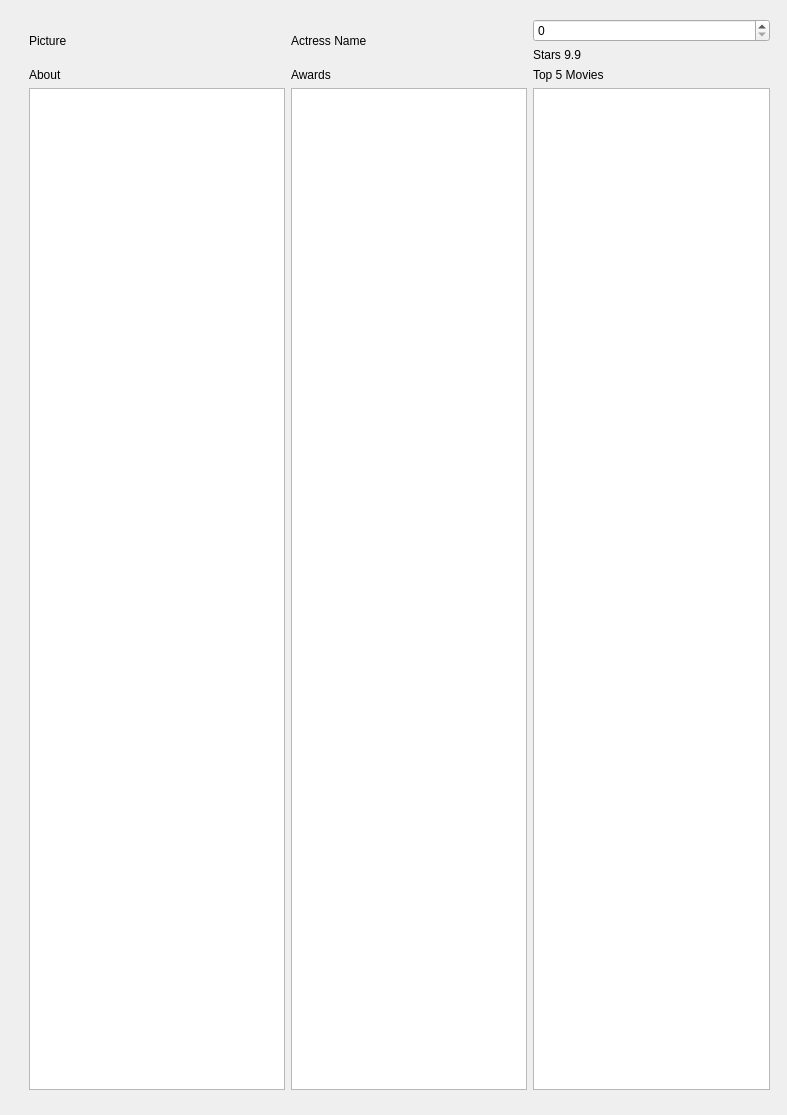
Above: Layouts/detail.ui from snakept/imdb_software_actors before the change. Below: the same form after it.
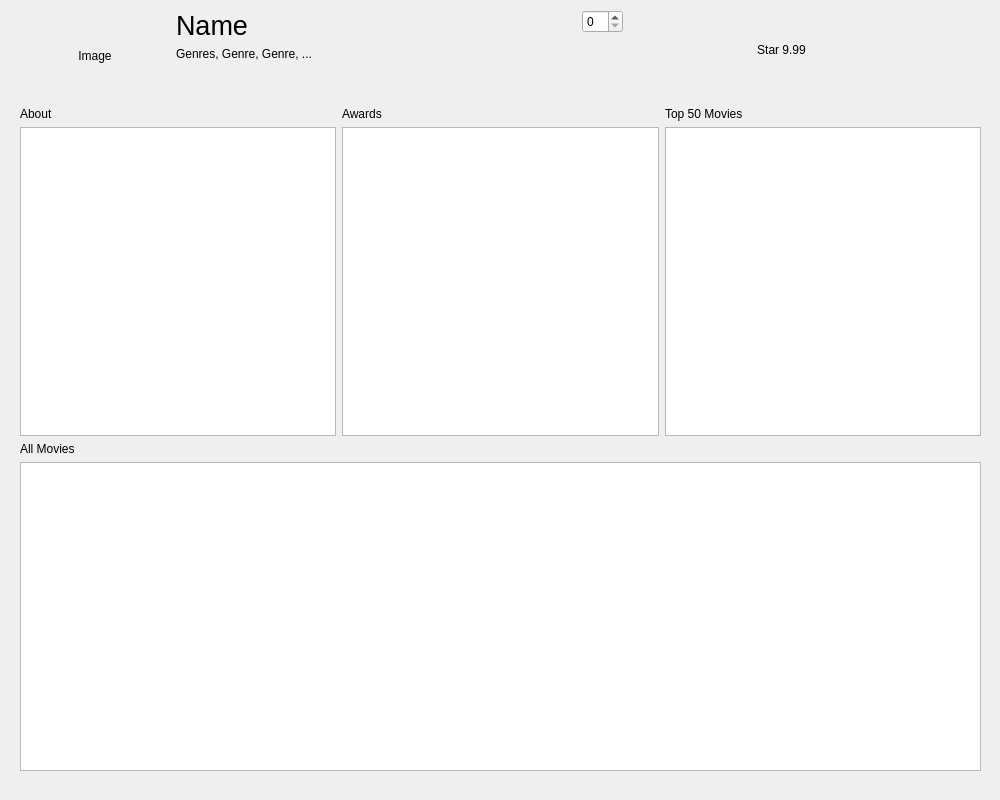
That is the form after the change.

Commit message:
created detail view
- refactored main to only start the programm
- created MainWindow for handling the displaying
- created detail view

Patch:
```diff
--- a/Layouts/detail.ui
+++ b/Layouts/detail.ui
@@ -6,118 +6,238 @@
    <rect>
     <x>0</x>
     <y>0</y>
-    <width>787</width>
-    <height>1115</height>
+    <width>1000</width>
+    <height>800</height>
    </rect>
   </property>
+  <property name="sizePolicy">
+   <sizepolicy hsizetype="Fixed" vsizetype="Fixed">
+    <horstretch>0</horstretch>
+    <verstretch>0</verstretch>
+   </sizepolicy>
+  </property>
   <property name="windowTitle">
    <string>Form</string>
   </property>
   <widget class="QWidget" name="verticalLayoutWidget">
    <property name="geometry">
     <rect>
-     <x>29</x>
-     <y>19</y>
-     <width>741</width>
-     <height>1071</height>
+     <x>20</x>
+     <y>10</y>
+     <width>961</width>
+     <height>761</height>
     </rect>
    </property>
    <layout class="QVBoxLayout" name="verticalLayout">
     <item>
-     <layout class="QGridLayout" name="gridLayout">
-      <item row="1" column="0">
+     <layout class="QHBoxLayout" name="horizontalLayout">
+      <item>
+       <widget class="QLabel" name="imageLabel">
+        <property name="sizePolicy">
+         <sizepolicy hsizetype="Fixed" vsizetype="Fixed">
+          <horstretch>0</horstretch>
+          <verstretch>0</verstretch>
+         </sizepolicy>
+        </property>
+        <property name="minimumSize">
+         <size>
+          <width>0</width>
+          <height>0</height>
+         </size>
+        </property>
+        <property name="maximumSize">
+         <size>
+          <width>150</width>
+          <height>150</height>
+         </size>
+        </property>
+        <property name="text">
+         <string>Image</string>
+        </property>
+        <property name="scaledContents">
+         <bool>false</bool>
+        </property>
+        <property name="alignment">
+         <set>Qt::AlignCenter</set>
+        </property>
+       </widget>
+      </item>
+      <item>
        <layout class="QVBoxLayout" name="verticalLayout_2">
         <item>
-         <widget class="QLabel" name="aboutLabel">
+         <widget class="QLabel" name="nameLabel">
+          <property name="font">
+           <font>
+            <pointsize>20</pointsize>
+           </font>
+          </property>
+          <property name="text">
+           <string>Name</string>
+          </property>
+         </widget>
+        </item>
+        <item>
+         <widget class="QLabel" name="genresLabel">
+          <property name="text">
+           <string>Genres, Genre, Genre, ...</string>
+          </property>
+         </widget>
+        </item>
+        <item>
+         <spacer name="verticalSpacer">
+          <property name="orientation">
+           <enum>Qt::Vertical</enum>
+          </property>
+          <property name="sizeType">
+           <enum>QSizePolicy::Minimum</enum>
+          </property>
+          <property name="sizeHint" stdset="0">
+           <size>
+            <width>20</width>
+            <height>40</height>
+           </size>
+          </property>
+         </spacer>
+        </item>
+       </layout>
+      </item>
+      <item>
+       <layout class="QVBoxLayout" name="verticalLayout_3">
+        <item>
+         <widget class="QSpinBox" name="spinBox">
           <property name="sizePolicy">
            <sizepolicy hsizetype="Fixed" vsizetype="Fixed">
             <horstretch>0</horstretch>
             <verstretch>0</verstretch>
            </sizepolicy>
           </property>
+          <property name="layoutDirection">
+           <enum>Qt::LeftToRight</enum>
+          </property>
+          <property name="alignment">
+           <set>Qt::AlignJustify|Qt::AlignVCenter</set>
+          </property>
+         </widget>
+        </item>
+        <item>
+         <widget class="QLabel" name="label_2">
+          <property name="layoutDirection">
+           <enum>Qt::LeftToRight</enum>
+          </property>
+          <property name="locale">
+           <locale language="English" country="Germany"/>
+          </property>
           <property name="text">
-           <string>About</string>
+           <string>Star 9.99</string>
           </property>
+          <property name="alignment">
+           <set>Qt::AlignCenter</set>
+          </property>
          </widget>
         </item>
         <item>
-         <widget class="QTextEdit" name="aboutTextEdit">
-          <property name="sizePolicy">
-           <sizepolicy hsizetype="Fixed" vsizetype="Expanding">
-            <horstretch>0</horstretch>
-            <verstretch>0</verstretch>
-           </sizepolicy>
+         <spacer name="verticalSpacer_3">
+          <property name="orientation">
+           <enum>Qt::Vertical</enum>
           </property>
-         </widget>
+          <property name="sizeType">
+           <enum>QSizePolicy::Minimum</enum>
+          </property>
+          <property name="sizeHint" stdset="0">
+           <size>
+            <width>20</width>
+            <height>40</height>
+           </size>
+          </property>
+         </spacer>
         </item>
        </layout>
       </item>
-      <item row="1" column="1">
-       <layout class="QHBoxLayout" name="horizontalLayout">
-        <item>
-         <layout class="QVBoxLayout" name="verticalLayout_3">
-          <item>
-           <layout class="QVBoxLayout" name="verticalLayout_5">
-            <item>
-             <widget class="QLabel" name="awardsLabel">
-              <property name="text">
-               <string>Awards</string>
-              </property>
-             </widget>
-            </item>
-            <item>
-             <widget class="QListView" name="awardsListView"/>
-            </item>
-           </layout>
-          </item>
-         </layout>
-        </item>
-       </layout>
-      </item>
-      <item row="0" column="0">
-       <widget class="QLabel" name="label_2">
-        <property name="text">
-         <string>Picture</string>
-        </property>
-       </widget>
-      </item>
-      <item row="0" column="1">
-       <widget class="QLabel" name="label">
-        <property name="text">
-         <string>Actress Name</string>
-        </property>
-       </widget>
-      </item>
-      <item row="0" column="2">
+     </layout>
+    </item>
+    <item>
+     <layout class="QHBoxLayout" name="horizontalLayout_2">
+      <item>
        <layout class="QVBoxLayout" name="verticalLayout_4">
         <item>
-         <widget class="QSpinBox" name="spinBox"/>
+         <widget class="QLabel" name="aboutLabel">
+          <property name="text">
+           <string>About</string>
+          </property>
+         </widget>
         </item>
         <item>
-         <widget class="QLabel" name="starLabel">
+         <widget class="QTextEdit" name="aboutText">
+          <property name="readOnly">
+           <bool>true</bool>
+          </property>
+         </widget>
+        </item>
+       </layout>
+      </item>
+      <item>
+       <layout class="QVBoxLayout" name="verticalLayout_5">
+        <item>
+         <widget class="QLabel" name="awardsLabel">
           <property name="text">
-           <string>Stars 9.9</string>
+           <string>Awards</string>
           </property>
          </widget>
         </item>
+        <item>
+         <widget class="QListView" name="awardsListView"/>
+        </item>
        </layout>
       </item>
-      <item row="1" column="2">
+      <item>
        <layout class="QVBoxLayout" name="verticalLayout_6">
         <item>
          <widget class="QLabel" name="topMoviesLabel">
           <property name="text">
-           <string>Top 5 Movies</string>
+           <string>Top 50 Movies</string>
           </property>
          </widget>
         </item>
         <item>
-         <widget class="QListView" name="topMovieListView"/>
+         <widget class="QListWidget" name="topMoviesListWidget"/>
         </item>
        </layout>
       </item>
      </layout>
     </item>
+    <item>
+     <layout class="QVBoxLayout" name="verticalLayout_7">
+      <item>
+       <widget class="QLabel" name="moviesLabel">
+        <property name="text">
+         <string>All Movies</string>
+        </property>
+       </widget>
+      </item>
+      <item>
+       <widget class="QTableView" name="moviesTableView">
+        <property name="cornerButtonEnabled">
+         <bool>false</bool>
+        </property>
+        <attribute name="horizontalHeaderMinimumSectionSize">
+         <number>30</number>
+        </attribute>
+        <attribute name="verticalHeaderVisible">
+         <bool>false</bool>
+        </attribute>
+        <attribute name="verticalHeaderDefaultSectionSize">
+         <number>0</number>
+        </attribute>
+        <attribute name="verticalHeaderHighlightSections">
+         <bool>false</bool>
+        </attribute>
+        <attribute name="verticalHeaderMinimumSectionSize">
+         <number>0</number>
+        </attribute>
+       </widget>
+      </item>
+     </layout>
+    </item>
    </layout>
   </widget>
  </widget>
```
The commit also changes 5 other files.
